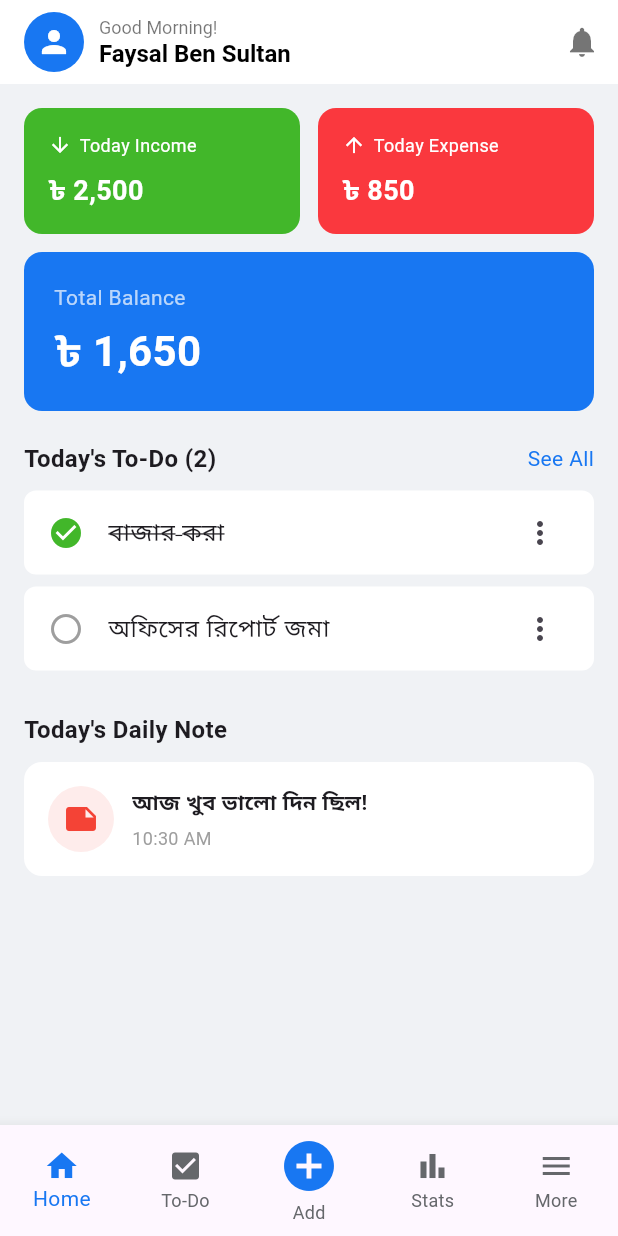
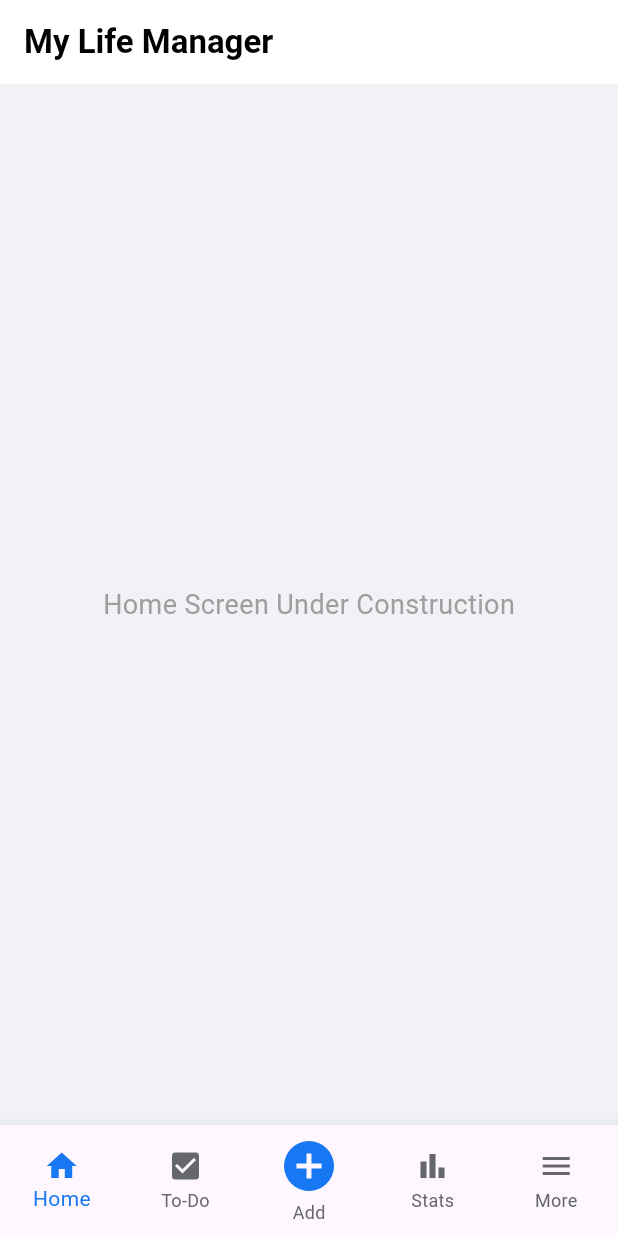
Before and after one commit to faysalbensultan25-web/My-Life-Manager, a Flutter app: the screen it shows after launch, on a phone screen of 412 x 824 dp. Run offline on Flutter 3.47's test engine with Material 3 defaults, Android fonts, the phone set to English and light mode, and no system bars; our stand-ins replace sqflite; accounts and stored records are empty.

Commit message:
Update home_screen.dart

```diff
--- a/lib/screens/home_screen.dart
+++ b/lib/screens/home_screen.dart
@@ -6,170 +6,21 @@ class HomeScreen extends StatelessWidget {
   @override
   Widget build(BuildContext context) {
     return Scaffold(
-      backgroundColor: const Color(0xFFF0F2F5), // হালকা ধূসর ব্যাকগ্রাউন্ড
+      backgroundColor: const Color(0xFFF0F2F5),
       appBar: AppBar(
         backgroundColor: Colors.white,
         elevation: 0,
-        title: Row(
-          children: [
-            const CircleAvatar(
-              backgroundColor: Color(0xFF1877F2),
-              child: Icon(Icons.person, color: Colors.white),
-            ),
-            const SizedBox(width: 10),
-            Column(
-              crossAxisAlignment: CrossAxisAlignment.start,
-              children: const [
-                Text(
-                  'Good Morning!',
-                  style: TextStyle(color: Colors.black54, fontSize: 12),
-                ),
-                Text(
-                  'Faysal Ben Sultan',
-                  style: TextStyle(color: Colors.black, fontSize: 16, fontWeight: FontWeight.bold),
-                ),
-              ],
-            ),
-          ],
+        title: const Text(
+          'My Life Manager',
+          style: TextStyle(color: Colors.black, fontWeight: FontWeight.bold),
         ),
-        actions: [
-          IconButton(
-            icon: const Icon(Icons.notifications, color: Colors.black54),
-            onPressed: () {},
-          )
-        ],
       ),
-      body: SingleChildScrollView(
-        padding: const EdgeInsets.all(16.0),
-        child: Column(
-          crossAxisAlignment: CrossAxisAlignment.start,
-          children: [
-            // আয় এবং ব্যয়ের কার্ড
-            Row(
-              children: [
-                Expanded(
-                  child: _buildSummaryCard(
-                    title: 'Today Income',
-                    amount: '৳ 2,500',
-                    color: const Color(0xFF42B72A), // সবুজ
-                    icon: Icons.arrow_downward,
-                  ),
-                ),
-                const SizedBox(width: 12),
-                Expanded(
-                  child: _buildSummaryCard(
-                    title: 'Today Expense',
-                    amount: '৳ 850',
-                    color: const Color(0xFFFA383E), // লাল
-                    icon: Icons.arrow_upward,
-                  ),
-                ),
-              ],
-            ),
-            const SizedBox(height: 12),
-
-            // মোট ব্যালেন্স কার্ড
-            Container(
-              width: double.infinity,
-              padding: const EdgeInsets.all(20),
-              decoration: BoxDecoration(
-                color: const Color(0xFF1877F2), // ফেসবুক ব্লু
-                borderRadius: BorderRadius.circular(12),
-              ),
-              child: Column(
-                crossAxisAlignment: CrossAxisAlignment.start,
-                children: const [
-                  Text('Total Balance', style: TextStyle(color: Colors.white70, fontSize: 14)),
-                  SizedBox(height: 5),
-                  Text('৳ 1,650', style: TextStyle(color: Colors.white, fontSize: 28, fontWeight: FontWeight.bold)),
-                ],
-              ),
-            ),
-            const SizedBox(height: 20),
-
-            // To-Do প্রিভিউ
-            Row(
-              mainAxisAlignment: MainAxisAlignment.spaceBetween,
-              children: const [
-                Text('Today\'s To-Do (2)', style: TextStyle(fontSize: 16, fontWeight: FontWeight.bold)),
-                Text('See All', style: TextStyle(color: Color(0xFF1877F2))),
-              ],
-            ),
-            const SizedBox(height: 10),
-            _buildTaskCard('বাজার করা', true),
-            _buildTaskCard('অফিসের রিপোর্ট জমা', false),
-
-            const SizedBox(height: 20),
-
-            // Daily Note প্রিভিউ
-            const Text('Today\'s Daily Note', style: TextStyle(fontSize: 16, fontWeight: FontWeight.bold)),
-            const SizedBox(height: 10),
-            Container(
-              padding: const EdgeInsets.all(16),
-              decoration: BoxDecoration(
-                color: Colors.white,
-                borderRadius: BorderRadius.circular(12),
-              ),
-              child: Row(
-                children: [
-                  Container(
-                    padding: const EdgeInsets.all(10),
-                    decoration: BoxDecoration(color: Colors.red.withOpacity(0.1), shape: BoxShape.circle),
-                    child: const Icon(Icons.note, color: Colors.red),
-                  ),
-                  const SizedBox(width: 12),
-                  Column(
-                    crossAxisAlignment: CrossAxisAlignment.start,
-                    children: const [
-                      Text('আজ খুব ভালো দিন ছিল!', style: TextStyle(fontWeight: FontWeight.bold)),
-                      SizedBox(height: 4),
-                      Text('10:30 AM', style: TextStyle(color: Colors.grey, fontSize: 12)),
-                    ],
-                  )
-                ],
-              ),
-            ),
-          ],
+      body: const Center(
+        child: Text(
+          'Home Screen Under Construction',
+          style: TextStyle(fontSize: 18, color: Colors.grey),
         ),
       ),
     );
   }
-
-  // কার্ড তৈরির হেল্পার উইজেট
-  Widget _buildSummaryCard({required String title, required String amount, required Color color, required IconData icon}) {
-    return Container(
-      padding: const EdgeInsets.all(16),
-      decoration: BoxDecoration(
-        color: color,
-        borderRadius: BorderRadius.circular(12),
-      ),
-      child: Column(
-        crossAxisAlignment: CrossAxisAlignment.start,
-        children: [
-          Row(
-            children: [
-              Icon(icon, color: Colors.white, size: 16),
-              const SizedBox(width: 5),
-              Text(title, style: const TextStyle(color: Colors.white, fontSize: 12)),
-            ],
-          ),
-          const SizedBox(height: 8),
-          Text(amount, style: const TextStyle(color: Colors.white, fontSize: 18, fontWeight: FontWeight.bold)),
-        ],
-      ),
-    );
-  }
-
-  // টাস্ক কার্ড
-  Widget _buildTaskCard(String title, bool isDone) {
-    return Container(
-      margin: const EdgeInsets.only(bottom: 8),
-      decoration: BoxDecoration(color: Colors.white, borderRadius: BorderRadius.circular(8)),
-      child: ListTile(
-        leading: Icon(isDone ? Icons.check_circle : Icons.radio_button_unchecked, color: isDone ? const Color(0xFF42B72A) : Colors.grey),
-        title: Text(title, style: TextStyle(decoration: isDone ? TextDecoration.lineThrough : null)),
-        trailing: const Icon(Icons.more_vert),
-      ),
-    );
-  }
 }
```
